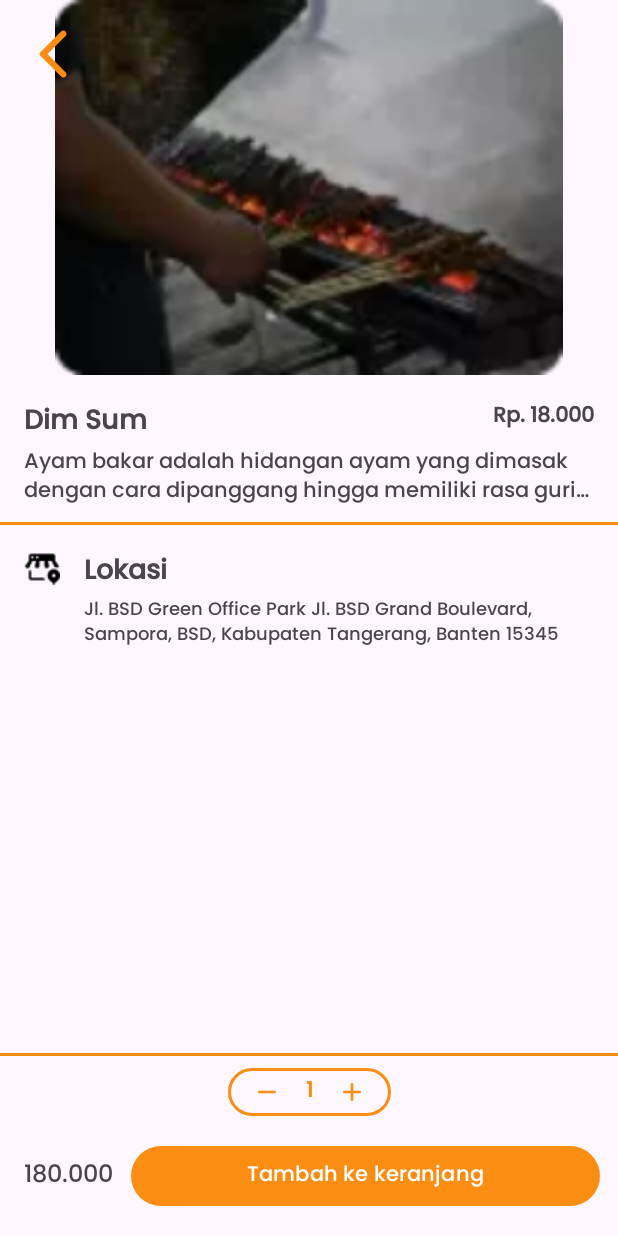
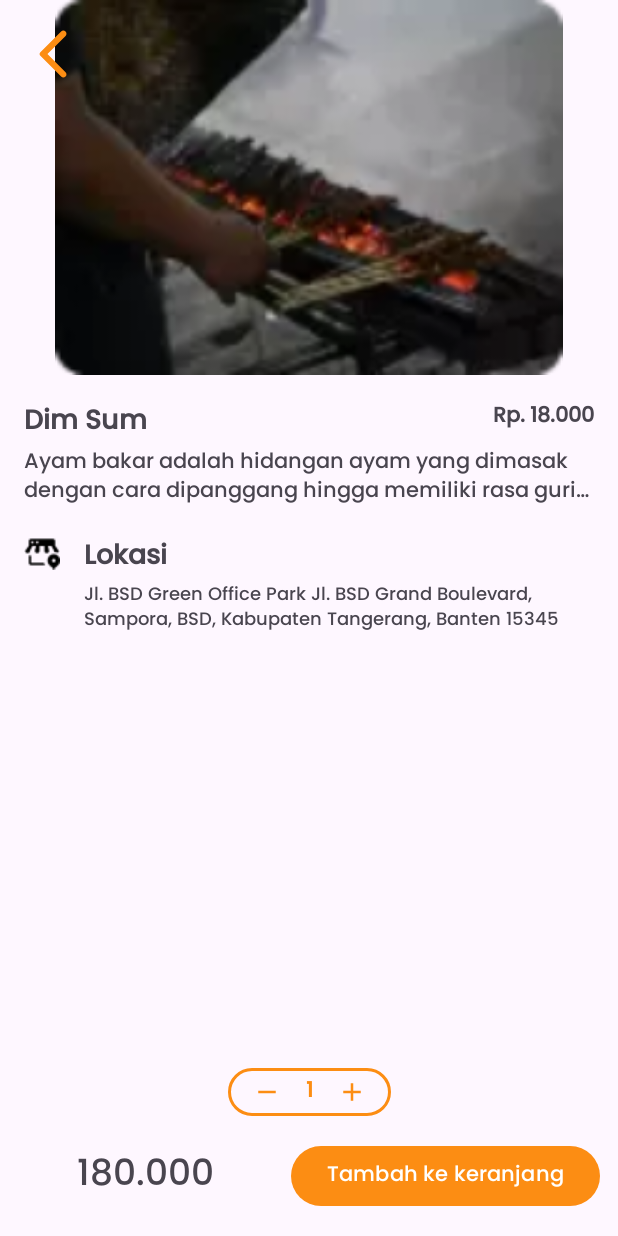
Before and after one commit to Bxtohur/FoodApp, an Android app: the layout activity_detail_menu.xml on its own in the app's theme, with its tools: preview values and no code run, on a phone screen of 412 x 824 dp. Run offline under Robolectric (Android 15) with nearby library versions, the phone set to English and light mode, and no system bars.

Commit message:
change linear list & detail menu layout

```diff
--- a/app/src/main/res/layout/activity_detail_menu.xml
+++ b/app/src/main/res/layout/activity_detail_menu.xml
@@ -71,14 +71,6 @@
             tools:text="Ayam bakar adalah hidangan ayam yang dimasak dengan cara dipanggang hingga memiliki rasa gurih dan aromatik yang lezat." />
     </androidx.constraintlayout.widget.ConstraintLayout>
 
-    <View
-        android:id="@+id/line1"
-        android:layout_width="match_parent"
-        android:layout_height="2dp"
-        android:layout_marginVertical="8dp"
-        android:background="@color/app_color_primary_container"
-        app:layout_constraintTop_toBottomOf="@id/cl_detail" />
-
 
     <LinearLayout
         android:id="@+id/ll_location"
@@ -86,7 +78,7 @@
         android:layout_height="0dp"
         android:layout_margin="16dp"
         android:orientation="horizontal"
-        app:layout_constraintTop_toBottomOf="@id/line1">
+        app:layout_constraintTop_toBottomOf="@id/cl_detail">
 
         <ImageView
             android:layout_width="24dp"
@@ -116,14 +108,6 @@
                 tools:text="Jl. BSD Green Office Park Jl. BSD Grand Boulevard, Sampora, BSD, Kabupaten Tangerang, Banten 15345" />
         </LinearLayout>
     </LinearLayout>
-
-    <View
-        android:id="@+id/line2"
-        android:layout_width="match_parent"
-        android:layout_height="2dp"
-        android:layout_marginVertical="8dp"
-        android:background="@color/app_color_primary_container"
-        app:layout_constraintBottom_toTopOf="@id/cl_cart_count" />
 
     <androidx.constraintlayout.widget.ConstraintLayout
         android:id="@+id/cl_cart_count"
@@ -172,27 +156,27 @@
         </LinearLayout>
 
         <TextView
-            app:layout_constraintStart_toStartOf="parent"
-            app:layout_constraintTop_toBottomOf="@id/ll_counter"
             android:id="@+id/tv_price_total"
-            android:layout_marginHorizontal="16dp"
             android:layout_width="wrap_content"
             android:layout_height="wrap_content"
+            android:layout_marginHorizontal="16dp"
+            android:layout_marginTop="16dp"
             android:text="@string/text_total_price"
-            android:layout_marginTop="16dp"
+            app:layout_constraintEnd_toStartOf="@id/btn_add_to_cart"
+            android:textSize="24sp"
             app:layout_constraintBottom_toBottomOf="parent"
-            android:textSize="16sp" />
+            app:layout_constraintStart_toStartOf="parent"
+            app:layout_constraintTop_toBottomOf="@id/ll_counter" />
 
         <Button
             android:id="@+id/btn_add_to_cart"
             android:layout_width="0dp"
-            app:layout_constraintStart_toEndOf="@id/tv_price_total"
             android:layout_height="wrap_content"
             android:layout_marginHorizontal="12dp"
-            app:layout_constraintEnd_toEndOf="parent"
-            app:layout_constraintBottom_toBottomOf="parent"
             android:layout_marginTop="16dp"
             android:text="@string/text_btn_add_to_cart"
+            app:layout_constraintBottom_toBottomOf="parent"
+            app:layout_constraintEnd_toEndOf="parent"
             app:layout_constraintTop_toBottomOf="@id/ll_counter" />
 
 
--- a/app/src/main/res/layout/item_linear_menu.xml
+++ b/app/src/main/res/layout/item_linear_menu.xml
@@ -4,7 +4,8 @@
     xmlns:tools="http://schemas.android.com/tools"
     android:layout_width="match_parent"
     app:cardCornerRadius="10dp"
-    android:layout_margin="16dp"
+    android:layout_marginVertical="8dp"
+    android:layout_marginHorizontal="4dp"
     android:layout_height="wrap_content">
 
     <androidx.constraintlayout.widget.ConstraintLayout
```
Also changed, not shown: app/src/main/res/layout/fragment_home.xml (+8 -8 lines).
